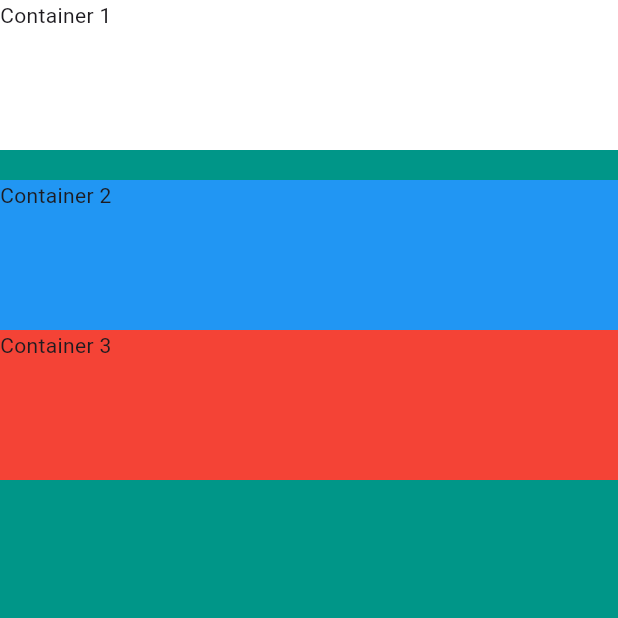
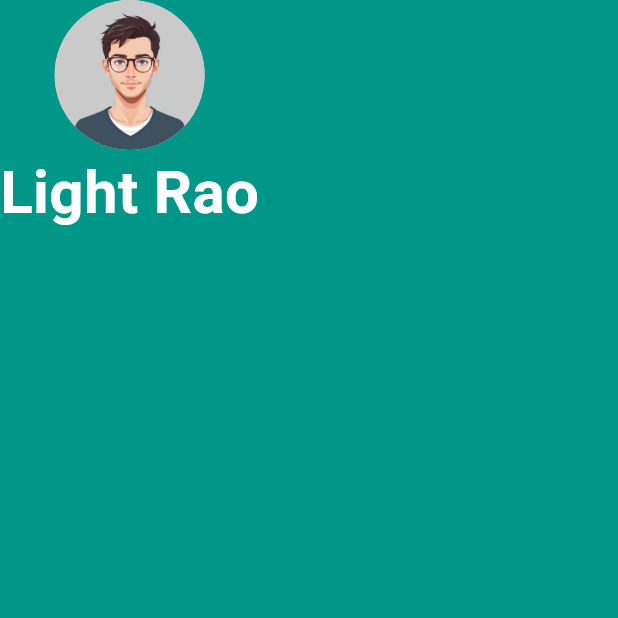
Before and after one commit to lightrao/mi_card_flutter_24, a Flutter app: the screen it shows after launch, on a phone screen of 412 x 824 dp, the top half of it. Run offline on Flutter 3.47's test engine with Material 3 defaults, Android fonts, the phone set to English and light mode, and no system bars.

Commit message:
Tapping into Widget Properties

```diff
--- a/lib/main.dart
+++ b/lib/main.dart
@@ -16,35 +16,19 @@ class MyApp extends StatelessWidget {
         backgroundColor: Colors.teal,
         body: SafeArea(
           child: Column(
-            verticalDirection: VerticalDirection.down,
-            // mainAxisAlignment: MainAxisAlignment.spaceEvenly,
-            crossAxisAlignment: CrossAxisAlignment.stretch,
             children: <Widget>[
-              Container(
-                height: 100.00,
-                width: 100.00,
-                color: Colors.white,
-                child: const Text('Container 1'),
+              CircleAvatar(
+                radius: 50.0,
+                backgroundImage: AssetImage('images/light.jpg'),
               ),
-              SizedBox(
-                height: 20.00,
-              ),
-              Container(
-                height: 100.00,
-                width: 200.00,
-                color: Colors.blue,
-                child: const Text('Container 2'),
-              ),
-              Container(
-                height: 100.00,
-                width: 300.00,
-                color: Colors.red,
-                child: const Text('Container 3'),
-              ),
-              Container(
-                width: double.infinity,
-                height: 10,
-              ),
+              Text(
+                'Light Rao',
+                style: TextStyle(
+                  fontSize: 40.0,
+                  color: Colors.white,
+                  fontWeight: FontWeight.bold,
+                ),
+              )
             ],
           ),
         ),
--- a/pubspec.yaml
+++ b/pubspec.yaml
@@ -59,9 +59,9 @@ flutter:
   uses-material-design: true
 
   # To add assets to your application, add an assets section, like this:
-  # assets:
-  #   - images/a_dot_burr.jpeg
-  #   - images/a_dot_ham.jpeg
+  assets:
+   - images/light.jpg
+
 
   # An image asset can refer to one or more resolution-specific "variants", see
   # https://flutter.dev/to/resolution-aware-images
```
Also changed, not shown: images/light.jpg (added).
